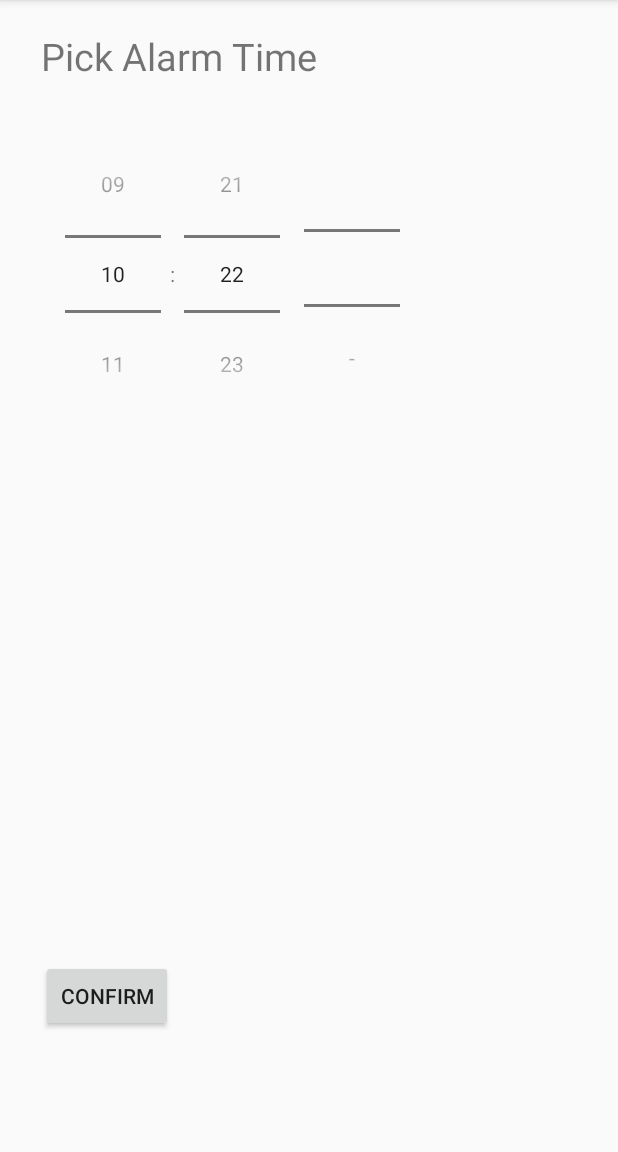
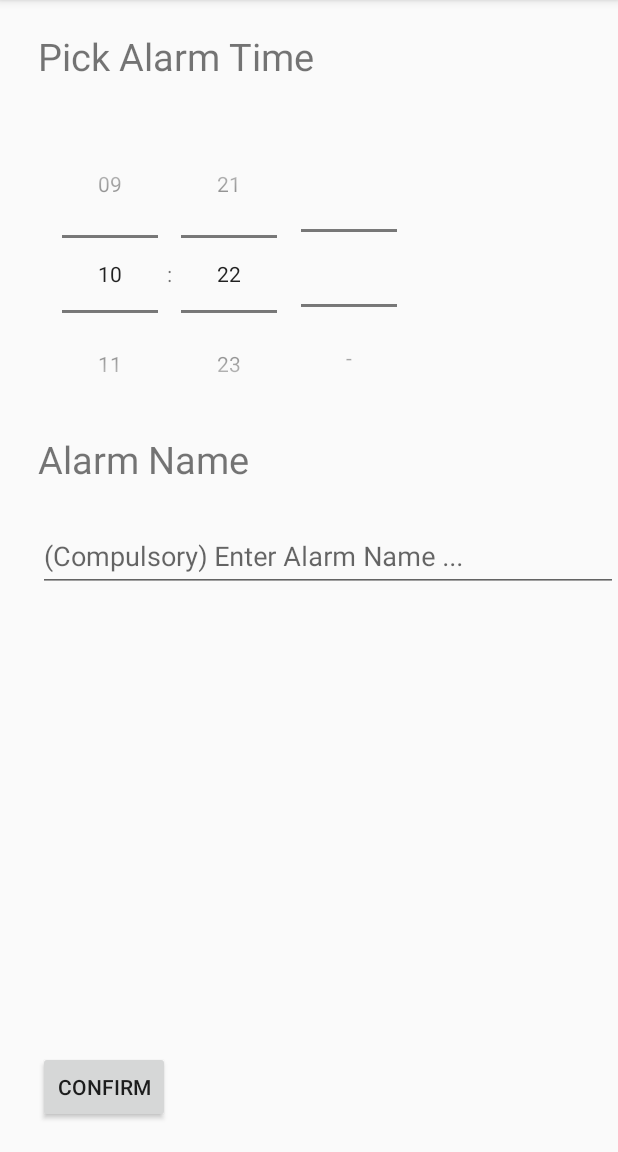
Before and after one commit to RustedWheel/SunAlarm, an Android app: the AddAlarmActivity screen opened directly, with no data from a screen before it, on a phone screen of 412 x 824 dp, the part 84-1236 px from its top. Run offline under Robolectric (Android 15) with nearby library versions, the phone set to English and light mode, and no system bars; network calls fail.

Commit message:
Added text input UI elements for Alarm Name

```diff
--- a/app/src/main/res/layout/activity_add_alarm.xml
+++ b/app/src/main/res/layout/activity_add_alarm.xml
@@ -18,15 +18,15 @@
         tools:layout_editor_absoluteY="57dp" />
 
     <Button
+        android:id="@+id/confirm_button"
         android:layout_width="wrap_content"
         android:layout_height="wrap_content"
         android:layout_alignParentBottom="true"
         android:layout_alignParentLeft="true"
         android:layout_alignParentStart="true"
-        android:layout_marginBottom="80dp"
-        android:layout_marginLeft="27dp"
-        android:layout_marginStart="27dp"
-        android:id="@+id/confirm_button"
+        android:layout_marginBottom="19dp"
+        android:layout_marginLeft="25dp"
+        android:layout_marginStart="25dp"
         android:text="Confirm" />
 
     <TextView
@@ -50,4 +50,28 @@
         android:layout_toRightOf="@+id/alarmTimePicker"
         android:descendantFocusability="blocksDescendants" />
 
+    <TextView
+        android:id="@+id/textView2"
+        android:layout_width="wrap_content"
+        android:layout_height="wrap_content"
+        android:layout_alignLeft="@+id/alarmTimePicker"
+        android:layout_alignStart="@+id/alarmTimePicker"
+        android:layout_below="@+id/alarmTimePicker"
+        android:text="@string/alarm_name"
+        android:textSize="25dp" />
+
+    <android.support.design.widget.TextInputLayout
+        android:layout_width="match_parent"
+        android:layout_height="wrap_content"
+        android:layout_alignLeft="@+id/textView2"
+        android:layout_alignStart="@+id/textView2"
+        android:layout_below="@+id/textView2"
+        android:layout_marginTop="15dp">
+
+        <android.support.design.widget.TextInputEditText
+            android:layout_width="match_parent"
+            android:layout_height="wrap_content"
+            android:hint="@string/alarm_name_hint" />
+    </android.support.design.widget.TextInputLayout>
+
 </RelativeLayout>
```
